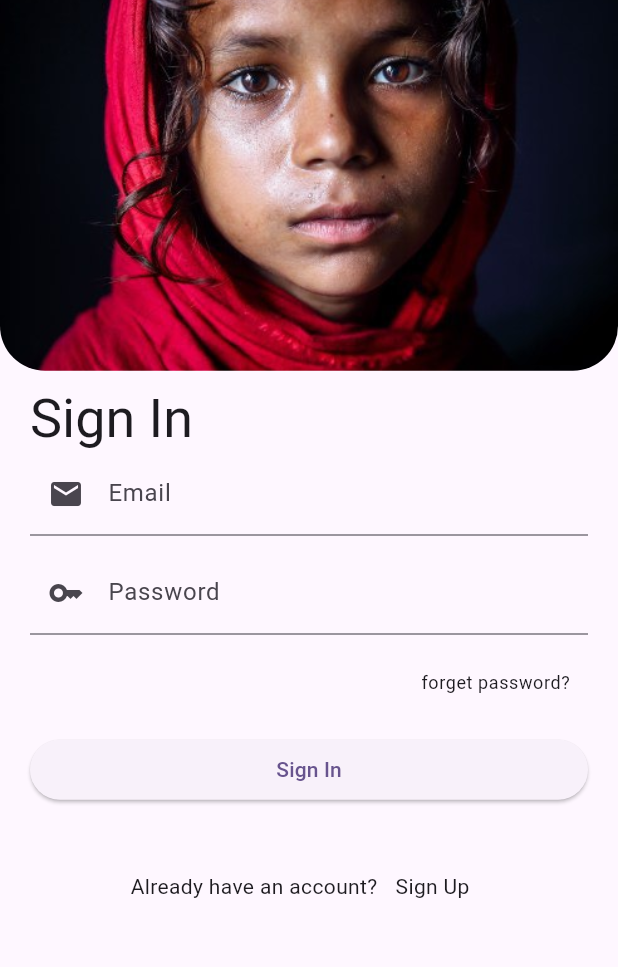
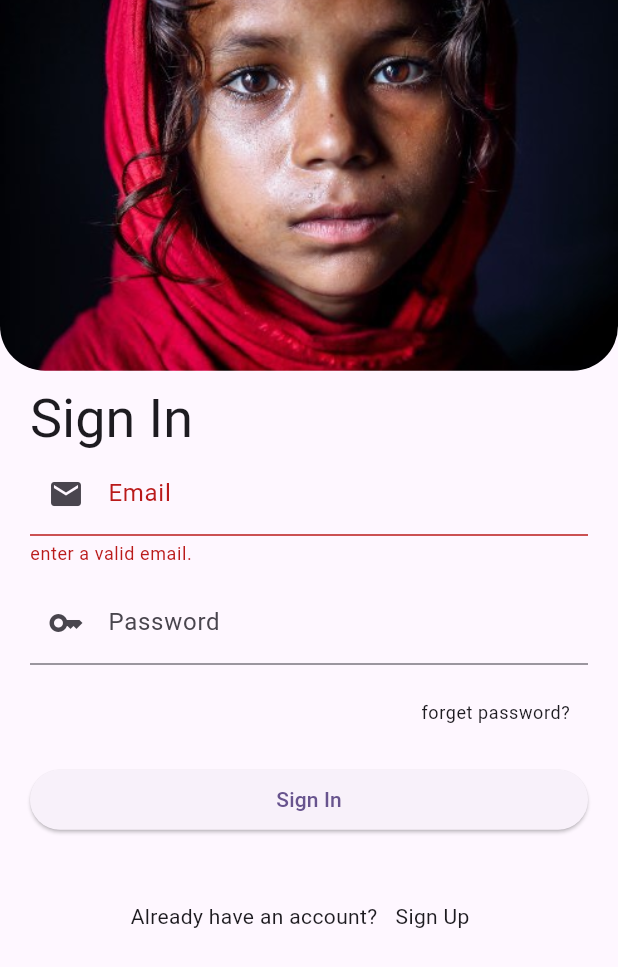
Before and after one commit to dipta-2707/child_future, a Flutter app: the screen it shows after launch, after a tap on "Sign In", on a phone screen of 412 x 824 dp. Shown: the top 967 px of the screen. Run offline on Flutter 3.47's test engine with Material 2 defaults, Android fonts, the light colour scheme and no system bars; our stand-ins replace get.

Commit message:
add signup ui

```diff
--- /dev/null
+++ b/lib/binding/sign_up_page_binding.dart
@@ -0,0 +1,11 @@
+
+import 'package:child_future/controller/sign_up_controller.dart';
+import 'package:get/get.dart';
+
+class SignUpPageBinding implements Bindings{
+  @override
+  void dependencies() {
+    Get.lazyPut<SignUpPageController>(() => SignUpPageController());
+  }
+
+}
--- a/lib/config/route_config.dart
+++ b/lib/config/route_config.dart
@@ -1,12 +1,20 @@
 import 'package:child_future/binding/sign_in_page_binding.dart';
+import 'package:child_future/binding/sign_up_page_binding.dart';
 import 'package:child_future/views/sign_in_page.dart';
+import 'package:child_future/views/sign_up_page.dart';
 import 'package:get/get.dart';
 
 class AppRouteConfig{
   static const String signInRoute = '/signInPageRoutePath';
+  static const String signUpRoute = '/signUpPageRoutePath';
   static final getPages= [
     GetPage(name: signInRoute, page: ()=> const SignInPage(),
       binding: SignInPageBinding()
     ),
+
+    GetPage(name: signUpRoute, page: ()=> const SignUpPage(),
+        binding: SignUpPageBinding(),
+      transition: Transition.cupertino
+    ),
   ];
 }
--- a/lib/controller/sign_in_controller.dart
+++ b/lib/controller/sign_in_controller.dart
@@ -1,3 +1,4 @@
+import 'package:child_future/config/route_config.dart';
 import 'package:flutter/cupertino.dart';
 import 'package:get/get.dart';
 
@@ -5,8 +6,12 @@ class SignInPageController extends GetxController{
     TextEditingController emailController = TextEditingController();
     TextEditingController passwordController = TextEditingController();
 
+    final formKey = GlobalKey<FormState>();
+
     void signIn(){
+        if(formKey.currentState!.validate()){
 
+        }
     }
 
     void gotoForgetPassword(){
@@ -14,6 +19,6 @@ class SignInPageController extends GetxController{
     }
 
     void gotoSignUp(){
-
+        Get.toNamed(AppRouteConfig.signUpRoute);
     }
 }
--- a/lib/views/sign_in_page.dart
+++ b/lib/views/sign_in_page.dart
@@ -9,6 +9,7 @@ class SignInPage extends GetView<SignInPageController> {
   Widget build(BuildContext context) {
     return Scaffold(
       body: SafeArea(child: Form(
+        key: controller.formKey,
         child: ListView(
           children: [
             ClipRRect(
@@ -32,6 +33,14 @@ class SignInPage extends GetView<SignInPageController> {
               padding: const EdgeInsets.symmetric(horizontal: 20.0),
               child: TextFormField(
                 controller: controller.emailController,
+                validator: (value) {
+
+                    if(value == null || value.isEmpty || !value.contains('@')){
+                      return 'enter a valid email.';
+                    }
+
+                  return null;
+                },
                 decoration: const InputDecoration(
                   labelText: 'Email',
                   prefixIcon: Icon(Icons.email)
@@ -63,7 +72,9 @@ class SignInPage extends GetView<SignInPageController> {
             const SizedBox(height: 10.0,),
             Padding(
               padding: const EdgeInsets.symmetric(horizontal: 20.0),
-              child: ElevatedButton(onPressed: (){},
+              child: ElevatedButton(onPressed: (){
+                controller.signIn();
+              },
                   child: const Text('Sign In')),
             ),
             const SizedBox(height: 30.0,),
@@ -71,7 +82,9 @@ class SignInPage extends GetView<SignInPageController> {
               mainAxisAlignment: MainAxisAlignment.center,
               children: [
                 const Text('Already have an account?'),
-                TextButton(onPressed: (){},
+                TextButton(onPressed: (){
+                  controller.gotoSignUp();
+                },
                     child: Text('Sign Up',style: Get.textTheme.bodyMedium, ))
               ],
             )
```
Also changed, not shown: lib/controller/sign_up_controller.dart (added, +10 -0 lines), lib/views/sign_up_page.dart (added, +85 -0 lines).
